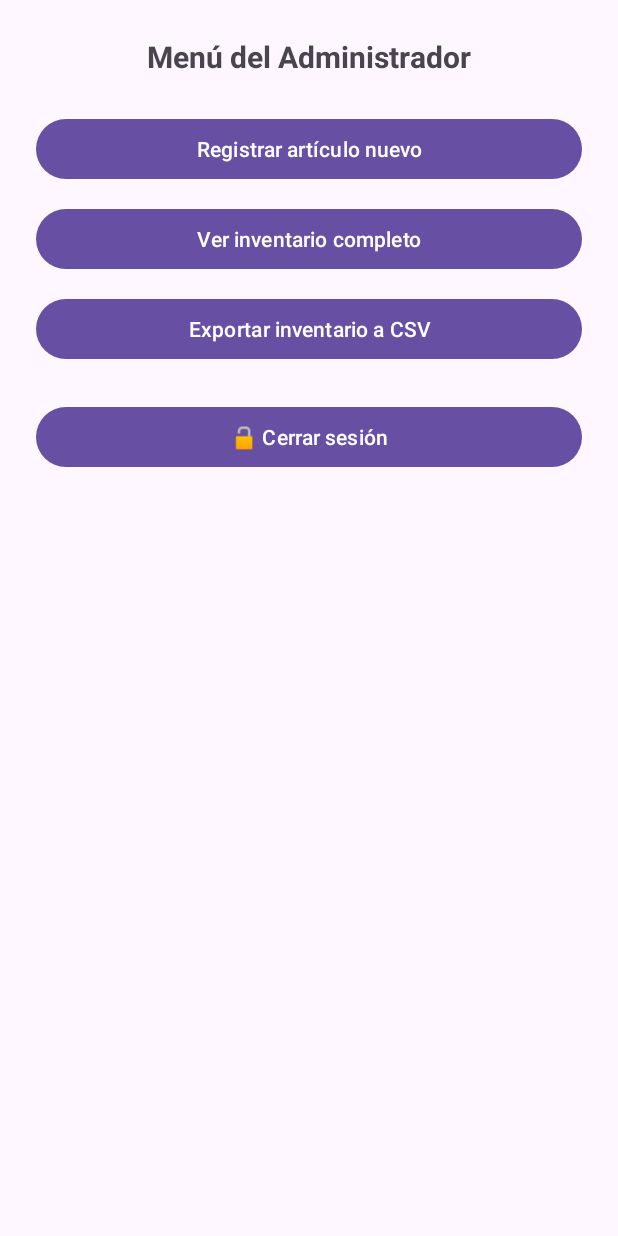
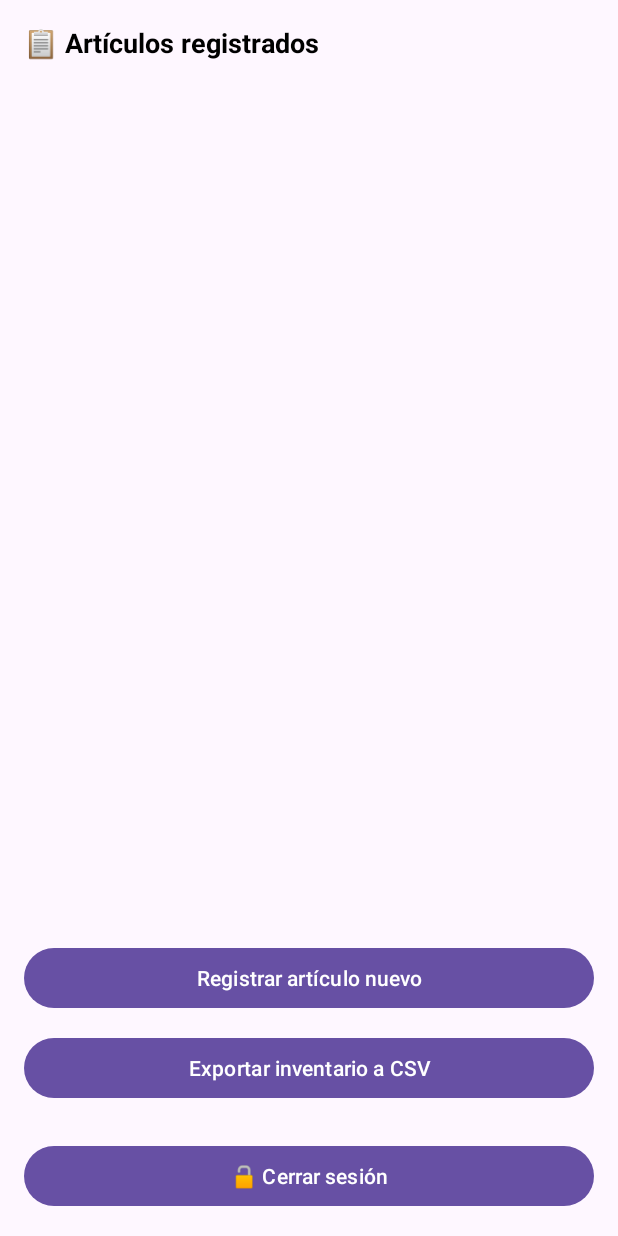
Before and after one commit to zaulem/I-Mail, an Android app: the MenuAdminActivity screen opened directly, with no data from a screen before it, after a tap on "Exportar inventario a CSV", on a phone screen of 412 x 824 dp. Run offline under Robolectric (Android 15) with nearby library versions, the light colour scheme and no system bars.

Commit message:
Funcionando lista de articulos con menú

```diff
--- a/app/src/main/AndroidManifest.xml
+++ b/app/src/main/AndroidManifest.xml
@@ -40,9 +40,7 @@
         <activity
             android:name=".DetalleArticuloActivity"
             android:exported="false" />
-        <activity
-            android:name=".ListaArticulosActivity"
-            android:exported="false" />
+
         <activity
             android:name=".FormularioArticuloActivity"
             android:exported="false"
--- a/app/src/main/java/com/example/i_mail/MenuAdminActivity.kt
+++ b/app/src/main/java/com/example/i_mail/MenuAdminActivity.kt
@@ -3,48 +3,76 @@ package com.example.i_mail
 import android.content.Intent
 import android.content.SharedPreferences
 import android.os.Bundle
-import android.widget.Button
-import android.widget.Toast
+import android.widget.*
 import androidx.appcompat.app.AppCompatActivity
 
 class MenuAdminActivity : AppCompatActivity() {
 
     private lateinit var sharedPreferences: SharedPreferences
+    private lateinit var listView: ListView
+    private lateinit var db: BaseDeDatos
 
     override fun onCreate(savedInstanceState: Bundle?) {
         super.onCreate(savedInstanceState)
         setContentView(R.layout.activity_menu_admin)
 
         sharedPreferences = getSharedPreferences("Sesion", MODE_PRIVATE)
+        db = BaseDeDatos(this)
+        listView = findViewById(R.id.listViewArticulos)
 
+        cargarArticulos()
+
+        // Botón: Registrar nuevo artículo
         findViewById<Button>(R.id.btnRegistrarArticulo).setOnClickListener {
             startActivity(Intent(this, FormularioArticuloActivity::class.java))
         }
 
-        findViewById<Button>(R.id.btnVerInventario).setOnClickListener {
-            startActivity(Intent(this, ListaArticulosActivity::class.java))
-        }
-
+        // Botón: Exportar CSV
         findViewById<Button>(R.id.btnExportarCSV).setOnClickListener {
-            val db = BaseDeDatos(this)
-            val articulos = db.obtenerArticulosExportablesAdmin()
-
-            if (articulos.isEmpty()) {
+            val articulosExportables = db.obtenerArticulosExportablesAdmin()
+            if (articulosExportables.isEmpty()) {
                 Toast.makeText(this, "No hay artículos para exportar", Toast.LENGTH_SHORT).show()
                 return@setOnClickListener
             }
 
-            val archivo = ExportadorCSV.exportarArticulosExtendido(this, articulos)
+            val archivo = ExportadorCSV.exportarArticulosExtendido(this, articulosExportables)
             if (archivo != null) {
                 ExportadorCSV.enviarPorCorreo(this, archivo)
             }
         }
 
-
-
-
+        // Botón: Cerrar sesión
         findViewById<Button>(R.id.btnCerrarSesion).setOnClickListener {
             cerrarSesion()
+        }
+    }
+
+    override fun onResume() {
+        super.onResume()
+        cargarArticulos()
+    }
+
+    private fun cargarArticulos() {
+        val articulos = db.obtenerArticulos()
+        val adapter = ArticuloAdapter(this, articulos)
+        listView.adapter = adapter
+
+        if (articulos.isEmpty()) {
+            Toast.makeText(this, "No hay artículos registrados", Toast.LENGTH_SHORT).show()
+        }
+
+        listView.setOnItemClickListener { _, _, position, _ ->
+            val articulo = articulos[position]
+            val intent = Intent(this, DetalleArticuloActivity::class.java).apply {
+                putExtra("id", articulo.id)
+                putExtra("nombre", articulo.nombre)
+                putExtra("tipo", articulo.tipo)
+                putExtra("cantidad", articulo.cantidad)
+                putExtra("estado", articulo.estado)
+                putExtra("fechaIngreso", articulo.fechaIngreso)
+                putExtra("imagen", articulo.imagen)
+            }
+            startActivity(intent)
         }
     }
 
--- a/app/src/main/res/layout/activity_menu_admin.xml
+++ b/app/src/main/res/layout/activity_menu_admin.xml
@@ -1,37 +1,36 @@
 <?xml version="1.0" encoding="utf-8"?>
-<ScrollView xmlns:android="http://schemas.android.com/apk/res/android"
+<LinearLayout xmlns:android="http://schemas.android.com/apk/res/android"
     android:id="@+id/main"
     android:layout_width="match_parent"
     android:layout_height="match_parent"
-    android:padding="24dp">
+    android:orientation="vertical"
+    android:padding="16dp">
 
-    <LinearLayout
-        android:orientation="vertical"
-        android:layout_width="match_parent"
-        android:layout_height="wrap_content"
-        android:gravity="center_horizontal">
-
+    <!-- Lista de artículos en la parte superior -->
     <TextView
-            android:id="@+id/tvBienvenida"
+        android:id="@+id/tvTituloLista"
         android:layout_width="wrap_content"
         android:layout_height="wrap_content"
-            android:text="Menú del Administrador"
-            android:textSize="20sp"
+        android:text="📋 Artículos registrados"
+        android:textSize="18sp"
         android:textStyle="bold"
-            android:layout_marginBottom="24dp" />
+        android:textColor="#000000"
+        android:layout_marginBottom="8dp" />
 
+    <ListView
+        android:id="@+id/listViewArticulos"
+        android:layout_width="match_parent"
+        android:layout_height="0dp"
+        android:layout_weight="1"
+        android:divider="@android:color/transparent"
+        android:dividerHeight="8dp" />
+
+    <!-- Botones debajo de la lista -->
     <Button
         android:id="@+id/btnRegistrarArticulo"
         android:layout_width="match_parent"
         android:layout_height="wrap_content"
         android:text="Registrar artículo nuevo"
-            android:minHeight="48dp" />
-
-        <Button
-            android:id="@+id/btnVerInventario"
-            android:layout_width="match_parent"
-            android:layout_height="wrap_content"
-            android:text="Ver inventario completo"
         android:minHeight="48dp"
         android:layout_marginTop="12dp" />
 
@@ -43,7 +42,6 @@
         android:minHeight="48dp"
         android:layout_marginTop="12dp" />
 
-
     <Button
         android:id="@+id/btnCerrarSesion"
         android:layout_width="match_parent"
@@ -52,4 +50,3 @@
         android:minHeight="48dp"
         android:layout_marginTop="24dp" />
 </LinearLayout>
-</ScrollView>
```
Also changed, not shown: app/src/main/java/com/example/i_mail/DetalleArticuloActivity.kt (+1 -9 lines), app/src/main/java/com/example/i_mail/ListaArticulosActivity.kt (deleted, +0 -44 lines), app/src/main/res/layout/activity_detalle_articulo.xml (+0 -8 lines), app/src/main/res/layout/activity_lista_articulos.xml (deleted, +0 -35 lines). Lines whose indentation alone changed are shown as unchanged.
